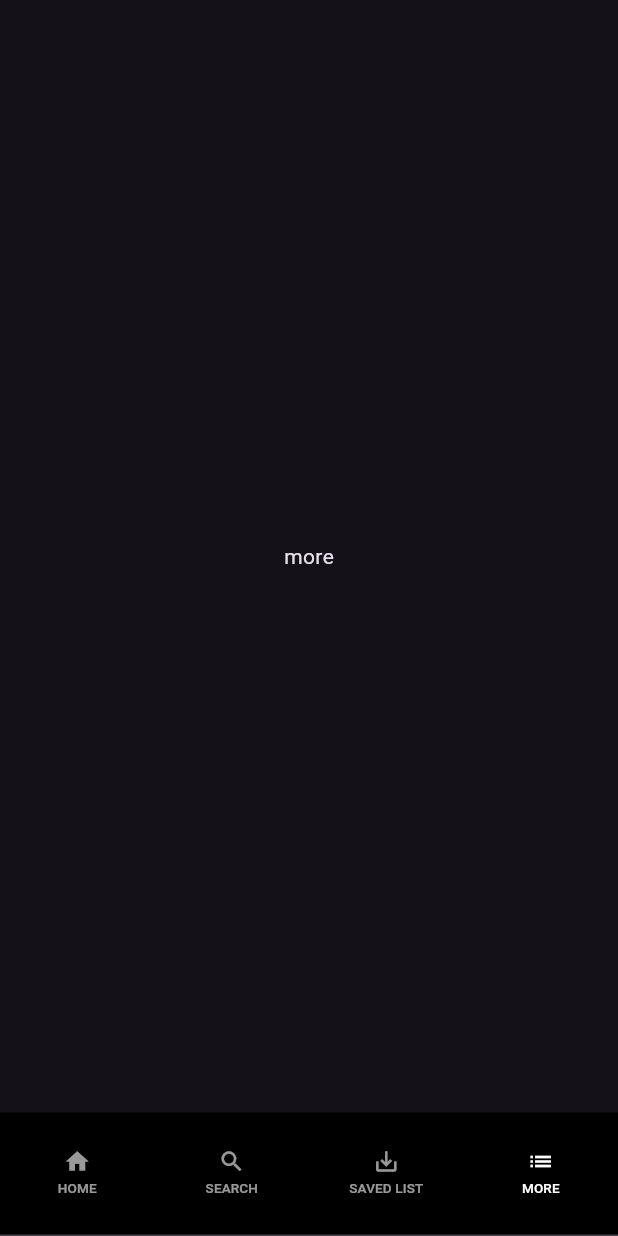
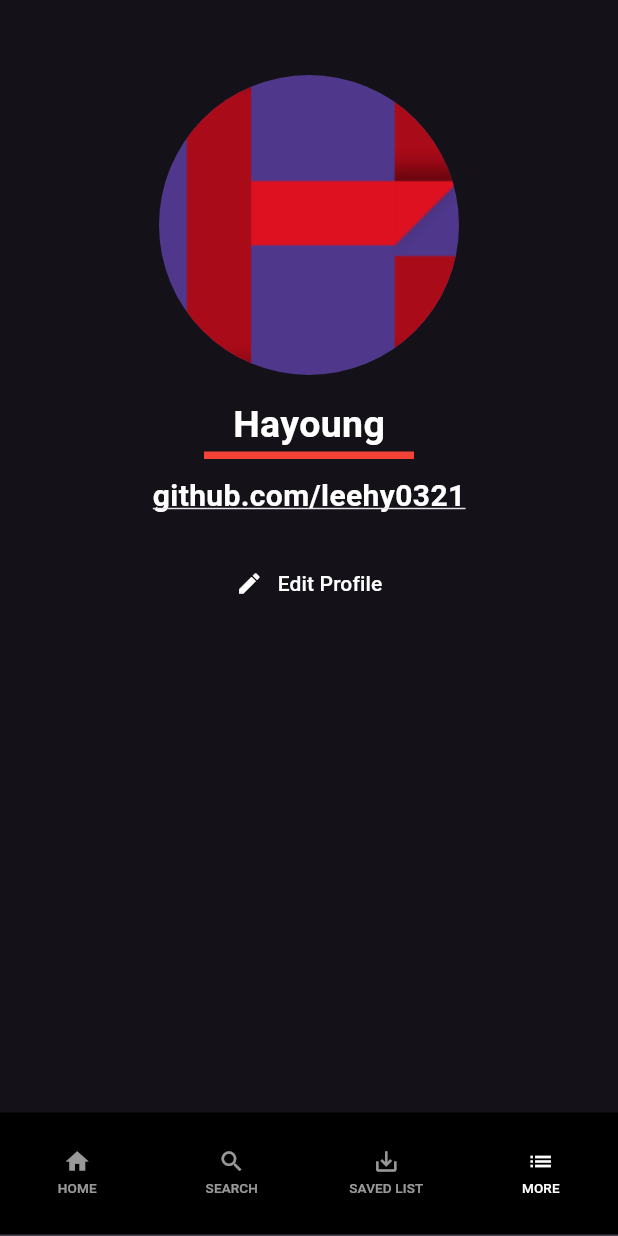
Before and after one commit to hayoung-selina-lee/YoungFlix, a Flutter app: the screen it shows after launch, item 4 of the bottom bar chosen, on a phone screen of 412 x 824 dp. Run offline on Flutter 3.47's test engine with Material 3 defaults, Android fonts, the phone set to English and light mode, and no system bars; drawn by our look-alikes of flutter_linkify; our stand-ins replace carousel_slider.

Commit message:
Add profile screen as more screen

```diff
--- a/lib/main.dart
+++ b/lib/main.dart
@@ -1,4 +1,5 @@
 import 'package:flutter/material.dart';
+import 'package:netflix_clone/screen/more_screen.dart';
 import 'package:netflix_clone/widget/bottom_bar.dart';
 import 'package:netflix_clone/screen/home_screen.dart';
 
@@ -17,7 +18,6 @@ class _MyAppState extends State<MyApp> {
   // TabController controller;
   @override
   Widget build(BuildContext context) {
-
     return MaterialApp(
         title: 'YoungFlix',
         theme: ThemeData(
@@ -43,11 +43,7 @@ class _MyAppState extends State<MyApp> {
                     child: Text('save'),
                   ),
                 ),
-                Container(
-                  child: const Center(
-                    child: Text('more'),
-                  ),
-                ),
+                const MoreScreen(),
               ],
             ),
             bottomNavigationBar: const Bottom(),
--- /dev/null
+++ b/lib/screen/more_screen.dart
@@ -0,0 +1,84 @@
+import 'package:flutter/material.dart';
+import 'package:flutter/widgets.dart';
+import 'package:flutter_linkify/flutter_linkify.dart';
+import 'package:url_launcher/url_launcher.dart';
+
+class MoreScreen extends StatelessWidget {
+  const MoreScreen({super.key});
+
+  @override
+  Widget build(BuildContext context) {
+    return Container(
+      child: Center(
+        child: Column(
+          children: <Widget>[
+            Container(
+              padding: const EdgeInsets.only(top: 50),
+              child: const CircleAvatar(
+                radius: 100,
+                backgroundImage: AssetImage('images/bbongflix_logo.png'),
+              ),
+            ),
+            Container(
+              padding: const EdgeInsets.only(top: 15),
+              child: const Text(
+                'Hayoung',
+                style: TextStyle(
+                    fontWeight: FontWeight.bold,
+                    fontSize: 25,
+                    color: Colors.white),
+              ),
+            ),
+            Container(
+              padding: const EdgeInsets.all(10),
+              width: 140,
+              height: 5,
+              color: Colors.red,
+            ),
+            Container(
+              padding: const EdgeInsets.all(10),
+              child: Linkify(
+                onOpen: (link) async {
+                  if (!await launchUrl(Uri.parse(link.url))) {
+                    throw Exception('Could not launch ${link.url}');
+                  }
+                  if (await canLaunchUrl(Uri.parse(link.url))) {
+                    await launchUrl(Uri.parse(link.url));
+                  }
+                },
+                text: "https://github.com/leehy0321",
+                style:
+                    const TextStyle(fontWeight: FontWeight.bold, fontSize: 20),
+                linkStyle: const TextStyle(color: Colors.white),
+              ),
+            ),
+            Container(
+              padding: const EdgeInsets.all(10),
+              child: TextButton(
+                onPressed: () {},
+                child: Container(
+                  child: const Row(
+                    mainAxisAlignment: MainAxisAlignment.center,
+                    children: <Widget>[
+                      Icon(
+                        Icons.edit,
+                        color: Colors.white,
+                      ),
+                      SizedBox(
+                        width: 10,
+                      ),
+                      Text(
+                        'Edit Profile',
+                        style: TextStyle(color: Colors.white),
+                      ),
+                    ],
+                  ),
+                ),
+              ),
+            ),
+          ],
+        ),
+      ),
+    );
+  }
+}
```
Also changed, not shown: pubspec.yaml (+6 -5 lines), 1 other file.
